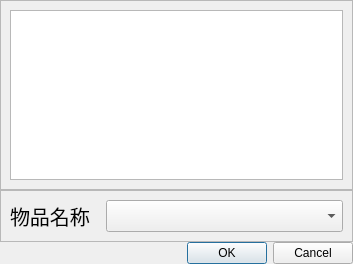
Inull-Studio/AutoArknights, file R_Report.ui: the form before one commit.
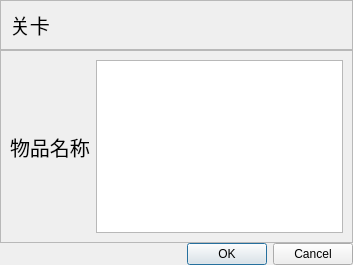
The form after the commit.

What changed in the file:
```diff
--- a/R_Report.ui
+++ b/R_Report.ui
@@ -7,7 +7,7 @@
     <x>0</x>
     <y>0</y>
     <width>353</width>
-    <height>264</height>
+    <height>265</height>
    </rect>
   </property>
   <property name="windowTitle">
@@ -39,7 +39,34 @@
      </property>
      <layout class="QHBoxLayout" name="horizontalLayout_4">
       <item>
-       <widget class="QListWidget" name="listWidget"/>
+       <widget class="QLabel" name="label">
+        <property name="maximumSize">
+         <size>
+          <width>90</width>
+          <height>16777215</height>
+         </size>
+        </property>
+        <property name="font">
+         <font>
+          <pointsize>15</pointsize>
+         </font>
+        </property>
+        <property name="text">
+         <string>关卡</string>
+        </property>
+       </widget>
+      </item>
+      <item>
+       <widget class="QLabel" name="stage">
+        <property name="font">
+         <font>
+          <pointsize>15</pointsize>
+         </font>
+        </property>
+        <property name="text">
+         <string/>
+        </property>
+       </widget>
       </item>
      </layout>
     </widget>
@@ -72,13 +99,7 @@
        </widget>
       </item>
       <item>
-       <widget class="QComboBox" name="item_name">
-        <property name="font">
-         <font>
-          <pointsize>15</pointsize>
-         </font>
-        </property>
-       </widget>
+       <widget class="QListWidget" name="items"/>
       </item>
      </layout>
     </widget>
```
